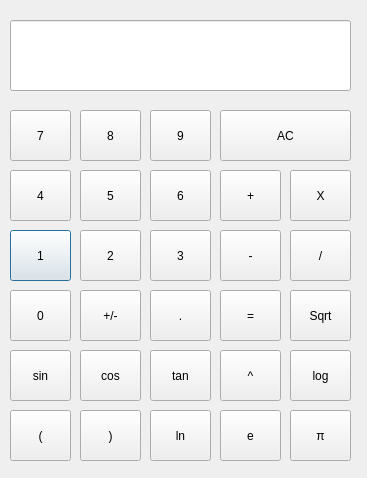
Qt form calculator.ui (taapas1128/Calculator_pyqt) before a commit.
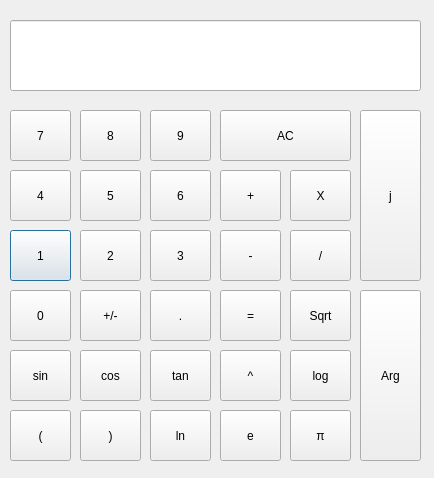
The same form after that commit. Icons and pictures are not drawn.

```diff
--- a/calculator.ui
+++ b/calculator.ui
@@ -6,7 +6,7 @@
    <rect>
     <x>0</x>
     <y>0</y>
-    <width>367</width>
+    <width>434</width>
     <height>478</height>
    </rect>
   </property>
@@ -1458,7 +1458,7 @@
     <rect>
      <x>10</x>
      <y>20</y>
-     <width>341</width>
+     <width>411</width>
      <height>71</height>
     </rect>
    </property>
@@ -1684,6 +1684,32 @@
     <string>π</string>
    </property>
   </widget>
+  <widget class="QPushButton" name="bco">
+   <property name="geometry">
+    <rect>
+     <x>360</x>
+     <y>110</y>
+     <width>61</width>
+     <height>171</height>
+    </rect>
+   </property>
+   <property name="text">
+    <string>j</string>
+   </property>
+  </widget>
+  <widget class="QPushButton" name="arg">
+   <property name="geometry">
+    <rect>
+     <x>360</x>
+     <y>290</y>
+     <width>61</width>
+     <height>171</height>
+    </rect>
+   </property>
+   <property name="text">
+    <string>Arg</string>
+   </property>
+  </widget>
  </widget>
  <resources/>
  <connections/>
```
